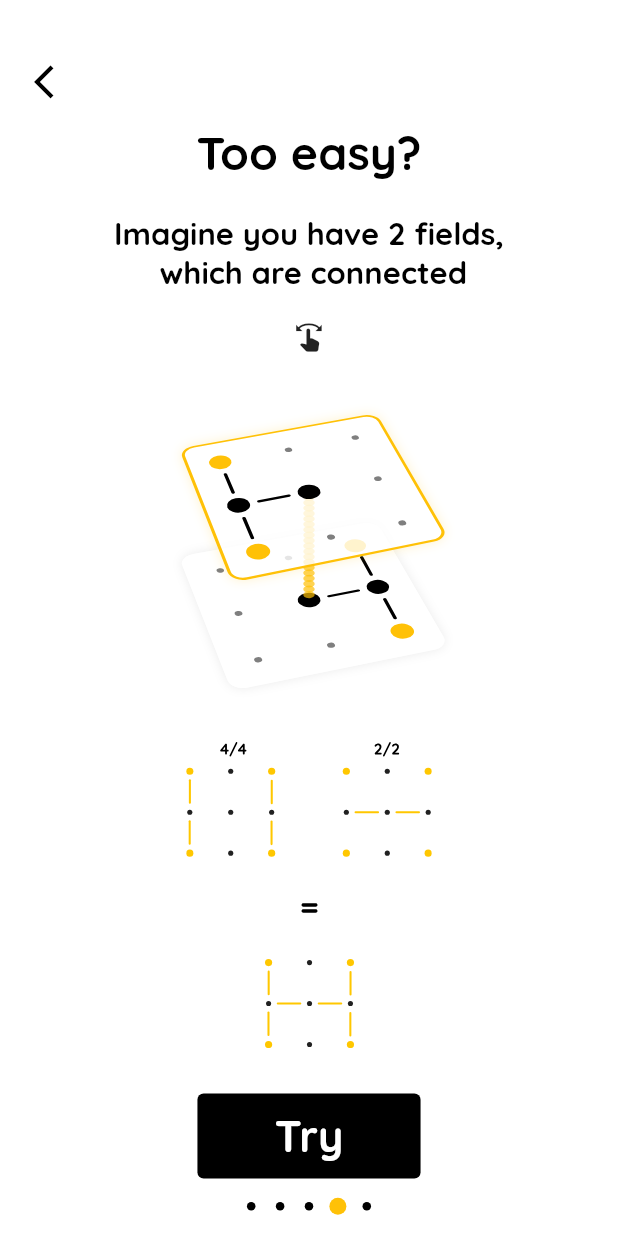
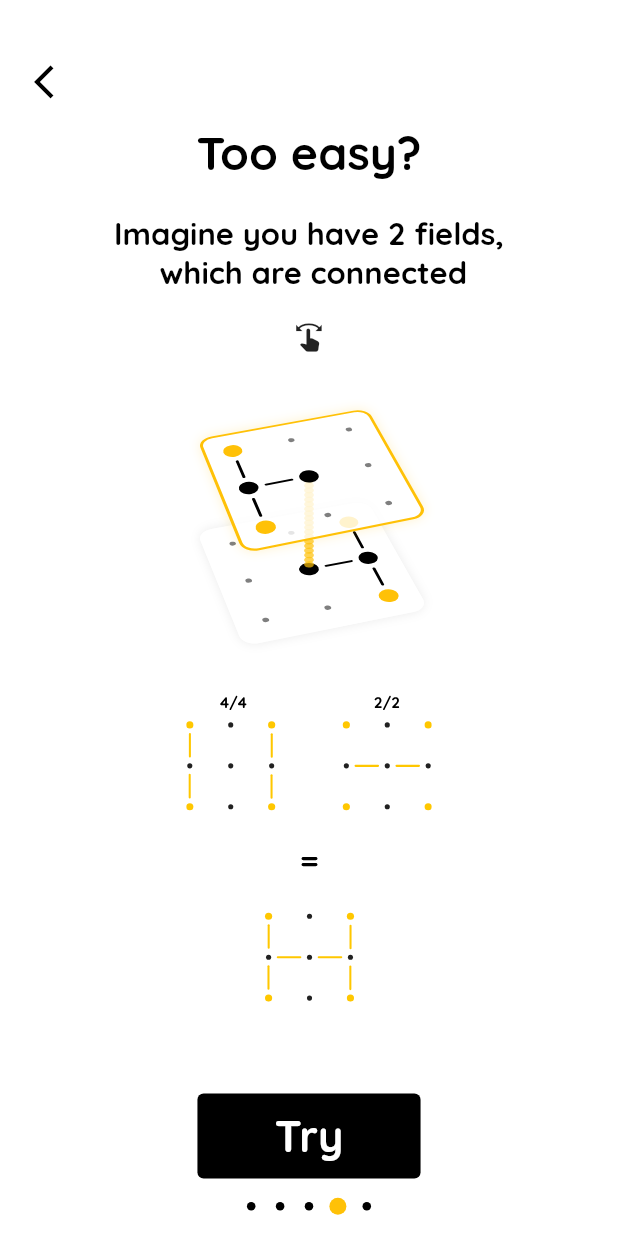
Before and after one commit to Neptune-1/optimal_routing, a Flutter app: the screen it shows after launch, swiped to page 4, on a phone screen of 412 x 824 dp. Run offline on Flutter 3.47's test engine with Material 2 defaults, Android fonts, the phone set to English and light mode, and no system bars; our stand-ins replace firebase_core, flutter_svg, google_fonts, google_mobile_ads, sentry_flutter, shared_preferences; accounts and stored records are empty.

Commit message:
some small changes for small screens

```diff
--- a/lib/pages/explain_page.dart
+++ b/lib/pages/explain_page.dart
@@ -275,7 +275,7 @@ class _ExplainPageState extends State<ExplainPage> with SingleTickerProviderStat
                       level: 1,
                     ),
                     Align(
-                      alignment: const Alignment(0, 0.5),
+                      alignment: const Alignment(0, 0.65),
                       child: Text(
                         "Tip: tap on layer on\n3D-projection for selection",
                         style: Style.getTextStyle_1(),
--- a/lib/widgets/field/field_projection.dart
+++ b/lib/widgets/field/field_projection.dart
@@ -23,7 +23,7 @@ class FieldProjection extends StatefulWidget {
 }
 
 class _FieldProjectionState extends State<FieldProjection> with SingleTickerProviderStateMixin{
-  final double initialSize = Style.blockM * 7;
+  final double initialSize = Style.blockM * 6;
   static const double initZAngle = -0.895;
   static const double initYAngle = 0.296;
   double zAngle = initZAngle;
--- a/pubspec.yaml
+++ b/pubspec.yaml
@@ -3,7 +3,7 @@ description: Routing game
 
 publish_to: 'none'
 
-version: 1.0.4+5
+version: 1.0.5+6
 
 environment:
   sdk: ">=2.16.1 <3.0.0"
```
